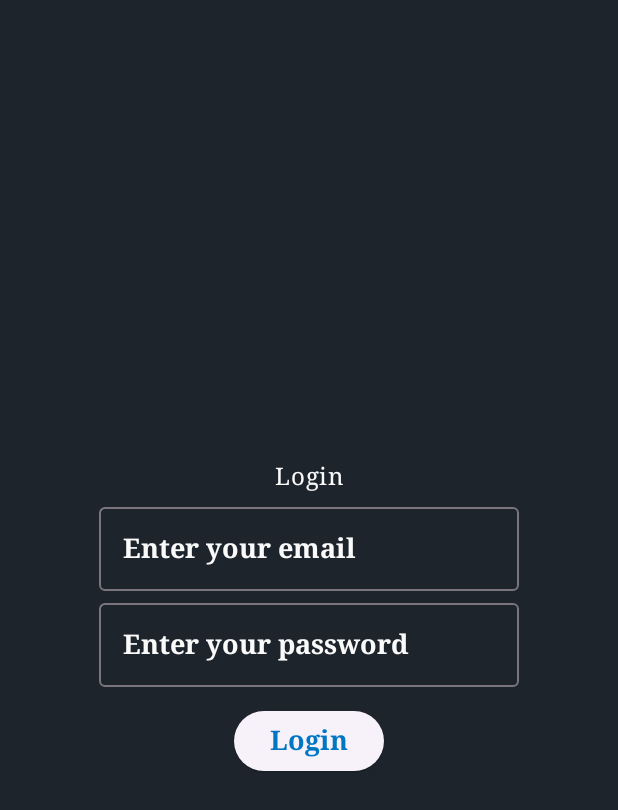
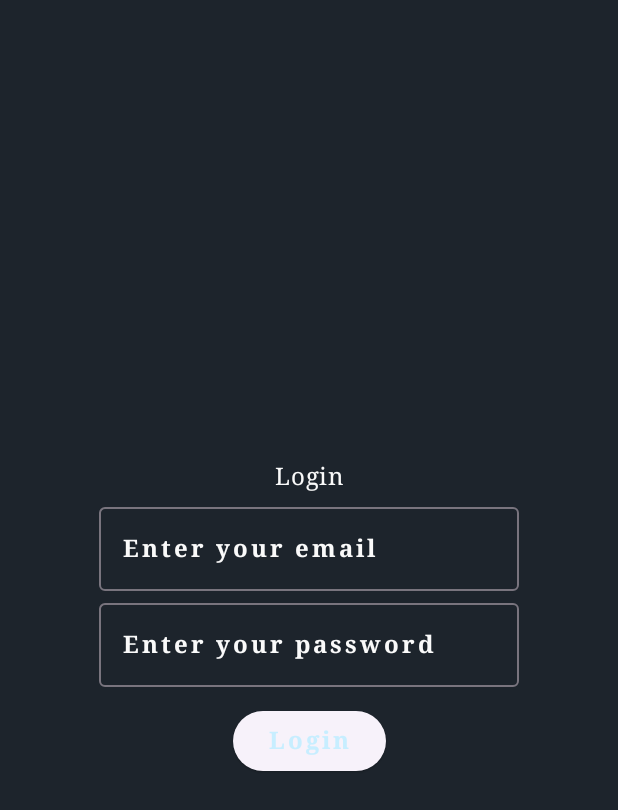
Before and after one commit to angelanyabuti/EchoVibe, an Android app built with Jetpack Compose: the screen it shows after launch (MainActivity), after a tap on "Register", on a phone screen of 412 x 824 dp. Shown: the top 810 px of the screen. Run offline under Robolectric (Android 15) with nearby library versions, the phone set to English and light mode, and no system bars.

```diff
--- a/app/src/main/java/com/example/echovibe/auth/Login.kt
+++ b/app/src/main/java/com/example/echovibe/auth/Login.kt
@@ -42,7 +42,7 @@ fun Login(modifier: Modifier = Modifier, navController: NavHostController) {
             label = { Text(
                 "Enter your email",
                 color = MaterialTheme.colorScheme.tertiary,
-                style = MaterialTheme.typography.titleLarge.copy(fontWeight = FontWeight.Bold)
+                style = MaterialTheme.typography.titleMedium.copy(fontWeight = FontWeight.Bold)
             ) }
         )
         OutlinedTextField(
@@ -51,7 +51,7 @@ fun Login(modifier: Modifier = Modifier, navController: NavHostController) {
             label = { Text(
                 "Enter your password",
                 color = MaterialTheme.colorScheme.tertiary,
-                style = MaterialTheme.typography.titleLarge.copy(fontWeight = FontWeight.Bold),
+                style = MaterialTheme.typography.titleMedium.copy(fontWeight = FontWeight.Bold),
             ) },
             visualTransformation = PasswordVisualTransformation(), //hides the password
             keyboardOptions = KeyboardOptions(keyboardType = KeyboardType.Password)
@@ -65,7 +65,7 @@ fun Login(modifier: Modifier = Modifier, navController: NavHostController) {
         {
             Text(
                 text = "Login",
-                style = MaterialTheme.typography.titleLarge.copy(fontWeight = FontWeight.Bold),
+                style = MaterialTheme.typography.titleMedium.copy(fontWeight = FontWeight.Bold),
             )
         }
 
--- a/app/src/main/java/com/example/echovibe/auth/Registration.kt
+++ b/app/src/main/java/com/example/echovibe/auth/Registration.kt
@@ -53,7 +53,7 @@ fun Registration(modifier: Modifier = Modifier, navController: NavHostController
         Text(
             text = "Create Account",
             color = MaterialTheme.colorScheme.tertiary,
-            style = MaterialTheme.typography.titleLarge,
+            style = MaterialTheme.typography.titleMedium,
             modifier = Modifier.padding(bottom = 12.dp)
         )
         OutlinedTextField(
@@ -62,7 +62,7 @@ fun Registration(modifier: Modifier = Modifier, navController: NavHostController
             label = { Text(
                 "Enter your email",
                 color = MaterialTheme.colorScheme.tertiary,
-                style = MaterialTheme.typography.titleLarge.copy(fontWeight = FontWeight.Bold)
+                style = MaterialTheme.typography.titleMedium.copy(fontWeight = FontWeight.Bold)
             ) }
         )
         OutlinedTextField(
--- a/app/src/main/java/com/example/echovibe/ui/theme/Color.kt
+++ b/app/src/main/java/com/example/echovibe/ui/theme/Color.kt
@@ -6,6 +6,7 @@ val Purple80 = Color(0xFFD0BCFF)
 val PurpleGrey80 = Color(0xFFCCC2DC)
 val Pink80 = Color(0xFFEFB8C8)
 val Black1 = Color(0xFF1D242C)
+val Black2 = Color(0xFF13181F)
 val Purple40 = Color(0xFF3F2588)
 val PurpleGrey40 = Color(0xFF625b71)
 val Pink40 = Color(0xFF7D5260)
--- a/app/src/main/java/com/example/echovibe/ui/theme/Theme.kt
+++ b/app/src/main/java/com/example/echovibe/ui/theme/Theme.kt
@@ -20,15 +20,15 @@ private val DarkColorScheme = darkColorScheme(
 )
 
 private val LightColorScheme = lightColorScheme(
-    primary = Blue1,
-    secondary = Blue2,
+    primary = Blue2,
+    secondary = Blue1,
     tertiary = White1,
     background = Black1,
     surface = Color(0xFFFFFBFE),
     onPrimary = Color.Blue,
     onSecondary = Color.White,
     onTertiary = Color.White,
-    onBackground = Color(0xFF1C1B1F),
+    onBackground = Black2,
     onSurface = Color(0xFF1C1B1F),
 
 )
--- a/app/src/main/java/com/example/echovibe/ui/theme/Type.kt
+++ b/app/src/main/java/com/example/echovibe/ui/theme/Type.kt
@@ -21,7 +21,15 @@ val Typography = Typography(
         fontWeight = FontWeight.Normal,
         fontSize = 18.sp,
         lineHeight = 10.sp,
-        letterSpacing = 0.sp
+        letterSpacing = 3.sp
+    ),
+    //Other default text styles to override
+    titleMedium = TextStyle(
+        fontFamily = FontFamily.Serif,
+        fontWeight = FontWeight.Normal,
+        fontSize = 16.sp,
+        lineHeight = 10.sp,
+        letterSpacing = 2.sp
     ),
     labelSmall = TextStyle(
         fontFamily = FontFamily.Default,
```
Also changed, not shown: app/src/main/java/com/example/echovibe/pages/Home.kt (+107 -1 lines).
